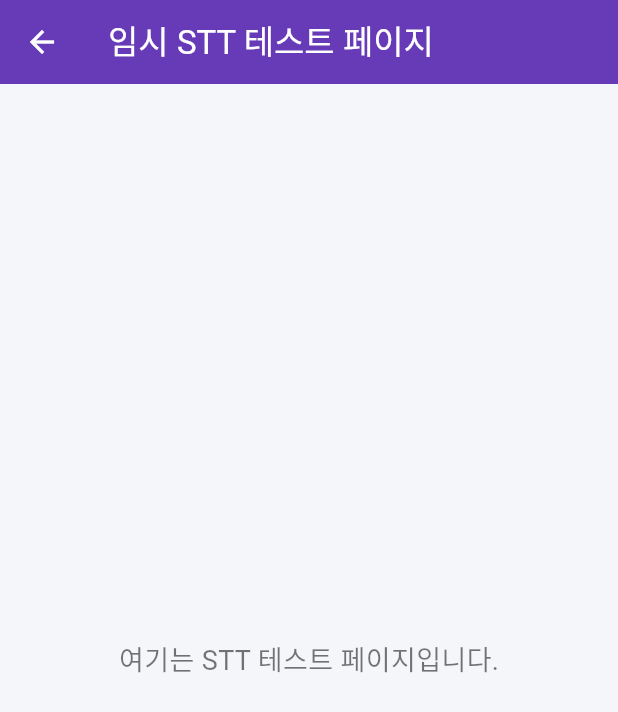
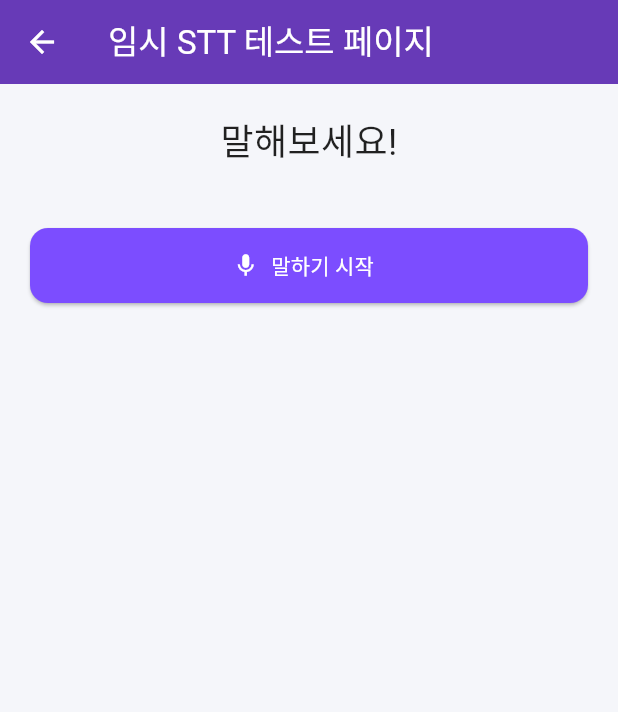
Before and after one commit to IngyoKim/TalkPilot, a Flutter app: the screen it shows once a user with an empty profile is signed in, item 3 of the bottom bar chosen, after a tap on "임시 STT 테스트 페이지", on a phone screen of 412 x 824 dp. Shown: the top 712 px of the screen. Run offline on Flutter 3.47's test engine with Material 3 defaults, Android fonts, the phone set to English and light mode, and no system bars; our stand-ins replace firebase_auth, firebase_core, flutter_dotenv, google_sign_in, shared_preferences, speech_to_text; missing offline and left inert: kakao_flutter_sdk_common, kakao_flutter_sdk_user; accounts and stored records are empty; generated files the repository leaves out were written again.

Commit message:
feat: STT 기능 추가 및 STT 테스트 기능 추가 - STT 기능 추가 - 임시 STT 테스트 페이지에 STT 테스트 기능 추가

```diff
--- a/app/lib/src/pages/profile_page/stt_test_page.dart
+++ b/app/lib/src/pages/profile_page/stt_test_page.dart
@@ -1,7 +1,44 @@
 import 'package:flutter/material.dart';
+import 'package:talk_pilot/src/services/stt_test.dart';
 
-class SttTestPage extends StatelessWidget {
+class SttTestPage extends StatefulWidget {
   const SttTestPage({super.key});
+
+  @override
+  _SttTestPageState createState() => _SttTestPageState();
+}
+
+class _SttTestPageState extends State<SttTestPage> {
+  final SttService _sttService = SttService();
+  String _text = '말해보세요!';
+  bool _isListening = false;
+
+  @override
+  void initState() {
+    super.initState();
+    _initStt();
+  }
+
+  void _initStt() async {
+    await _sttService.init();
+    setState(() {});
+  }
+
+  void _toggleListening() async {
+    if (_sttService.isListening) {
+      await _sttService.stopListening();
+      setState(() {
+        _isListening = false;
+      });
+    } else {
+      setState(() => _isListening = true);
+      await _sttService.startListening((resultText) {
+        setState(() {
+          _text = resultText;
+        });
+      });
+    }
+  }
 
   @override
   Widget build(BuildContext context) {
@@ -15,10 +52,33 @@ class SttTestPage extends StatelessWidget {
         ),
         iconTheme: const IconThemeData(color: Colors.white),
       ),
-      body: const Center(
-        child: Text(
-          '여기는 STT 테스트 페이지입니다.',
-          style: TextStyle(fontSize: 18, color: Colors.black54),
+      body: Padding(
+        padding: const EdgeInsets.all(20),
+        child: Column(
+          crossAxisAlignment: CrossAxisAlignment.stretch,
+          children: [
+            Text(
+              _text,
+              style: const TextStyle(fontSize: 24, color: Colors.black87),
+              textAlign: TextAlign.center,
+            ),
+            const SizedBox(height: 40),
+            ElevatedButton.icon(
+              onPressed: _toggleListening,
+              icon: Icon(_isListening ? Icons.stop : Icons.mic, color: Colors.white),
+              label: Text(
+                _isListening ? '중지' : '말하기 시작',
+                style: const TextStyle(color: Colors.white),
+              ),
+              style: ElevatedButton.styleFrom(
+                backgroundColor: Colors.deepPurpleAccent,
+                minimumSize: const Size.fromHeight(50),
+                shape: RoundedRectangleBorder(
+                  borderRadius: BorderRadius.circular(12),
+                ),
+              ),
+            ),
+          ],
         ),
       ),
     );
--- /dev/null
+++ b/app/lib/src/services/stt_test.dart
@@ -0,0 +1,29 @@
+import 'package:speech_to_text/speech_to_text.dart' as stt;
+
+class SttService {
+  final stt.SpeechToText _speech = stt.SpeechToText();
+  bool _isAvailable = false;
+
+  bool get isListening => _speech.isListening;
+
+  Future<void> init() async {
+    _isAvailable = await _speech.initialize(
+      onStatus: (status) => print('STT status: $status'),
+      onError: (error) => print('STT error: $error'),
+    );
+  }
+
+  Future<void> startListening(Function(String) onResult) async {
+    if (_isAvailable && !_speech.isListening) {
+      await _speech.listen(
+        onResult: (result) {
+          onResult(result.recognizedWords);
+        },
+      );
+    }
+  }
+
+  Future<void> stopListening() async {
+    await _speech.stop();
+  }
+}
```
